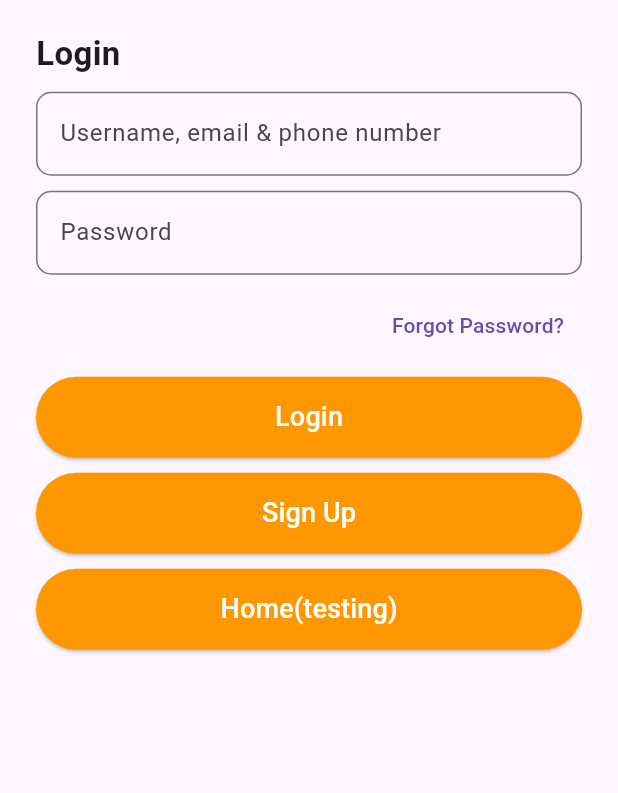
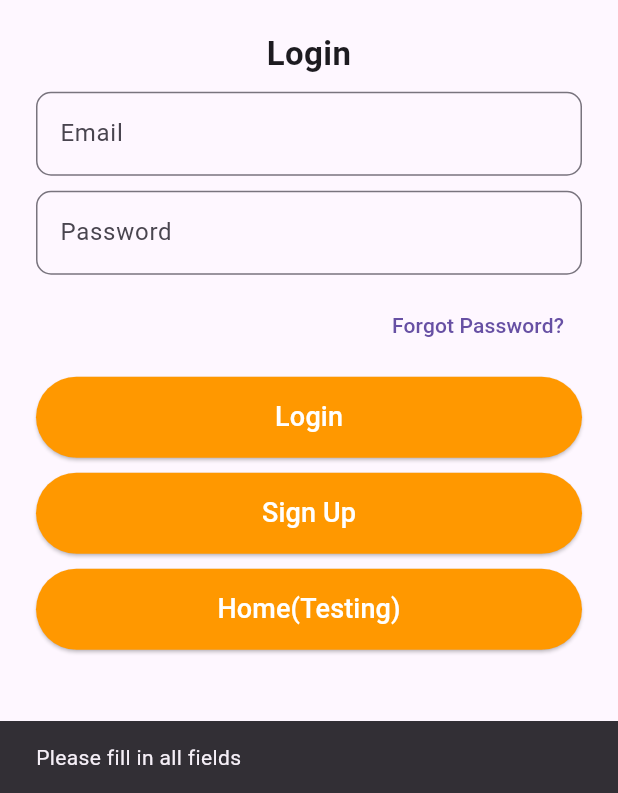
Before and after one commit to Rami2212/UOK-LEO-APP, a Flutter app: the screen it shows after launch, after a tap on "Login", on a phone screen of 412 x 824 dp, the part 443-1236 px from its top. Run offline on Flutter 3.47's test engine with Material 3 defaults, Android fonts, the phone set to English and light mode, and no system bars; our stand-ins replace shared_preferences.

Commit message:
fix: login

```diff
--- a/Front-End/uok_leo_app/lib/screens/login_screen.dart
+++ b/Front-End/uok_leo_app/lib/screens/login_screen.dart
@@ -1,8 +1,44 @@
 import 'package:flutter/material.dart';
+import 'package:provider/provider.dart';
+import '../providers/auth_provider.dart';
 import '../widgets/widgets.dart';
 
-class LoginScreen extends StatelessWidget {
+class LoginScreen extends StatefulWidget {
   const LoginScreen({super.key});
+
+  @override
+  State<LoginScreen> createState() => _LoginScreenState();
+}
+
+class _LoginScreenState extends State<LoginScreen> {
+  final TextEditingController _emailController = TextEditingController();
+  final TextEditingController _passwordController = TextEditingController();
+  bool _isLoading = false;
+
+  void _handleLogin() async {
+    final authProvider = Provider.of<AuthProvider>(context, listen: false);
+    final email = _emailController.text.trim();
+    final password = _passwordController.text.trim();
+
+    if (email.isEmpty || password.isEmpty) {
+      ScaffoldMessenger.of(context).showSnackBar(
+        const SnackBar(content: Text("Please fill in all fields")),
+      );
+      return;
+    }
+
+    setState(() => _isLoading = true);
+    bool success = await authProvider.login(email, password);
+    setState(() => _isLoading = false);
+
+    if (success) {
+      Navigator.pushReplacementNamed(context, '/home');
+    } else {
+      ScaffoldMessenger.of(context).showSnackBar(
+        const SnackBar(content: Text("Invalid email or password")),
+      );
+    }
+  }
 
   @override
   Widget build(BuildContext context) {
@@ -13,26 +49,34 @@ class LoginScreen extends StatelessWidget {
           mainAxisAlignment: MainAxisAlignment.center,
           crossAxisAlignment: CrossAxisAlignment.stretch,
           children: [
-            // Login Illustration (Replace with an actual image if needed)
+            // Logo
             SizedBox(
               height: 200,
               child: Image.asset('assets/images/logo.png', fit: BoxFit.contain),
             ),
             const SizedBox(height: 20),
 
-            // Login Details Text
+            // Title
             const Text(
               'Login',
               style: TextStyle(fontSize: 22, fontWeight: FontWeight.bold),
+              textAlign: TextAlign.center,
             ),
             const SizedBox(height: 10),
 
-            // Username/Email Input
-            const CustomTextField(hintText: 'Username, email & phone number'),
+            // Email Input
+            CustomTextField(
+              controller: _emailController,
+              hintText: 'Email',
+            ),
             const SizedBox(height: 10),
 
             // Password Input
-            const CustomTextField(hintText: 'Password', isPassword: true),
+            CustomTextField(
+              controller: _passwordController,
+              hintText: 'Password',
+              isPassword: true,
+            ),
             const SizedBox(height: 10),
 
             // Forgot Password
@@ -47,10 +91,8 @@ class LoginScreen extends StatelessWidget {
 
             // Login Button
             CustomButton(
-              text: 'Login',
-              onPressed: () {
-                // Add login functionality
-              },
+              text: _isLoading ? "Logging in..." : 'Login',
+              onPressed: _isLoading ? null : _handleLogin,
             ),
             const SizedBox(height: 10),
 
@@ -62,13 +104,12 @@ class LoginScreen extends StatelessWidget {
               },
             ),
 
-            //for the testing
-
+            //testing
             const SizedBox(height: 10),
 
             // Sign Up Button
             CustomButton(
-              text: 'Home(testing)',
+              text: 'Home(Testing)',
               onPressed: () {
                 Navigator.pushNamed(context, '/home');
               },
```
